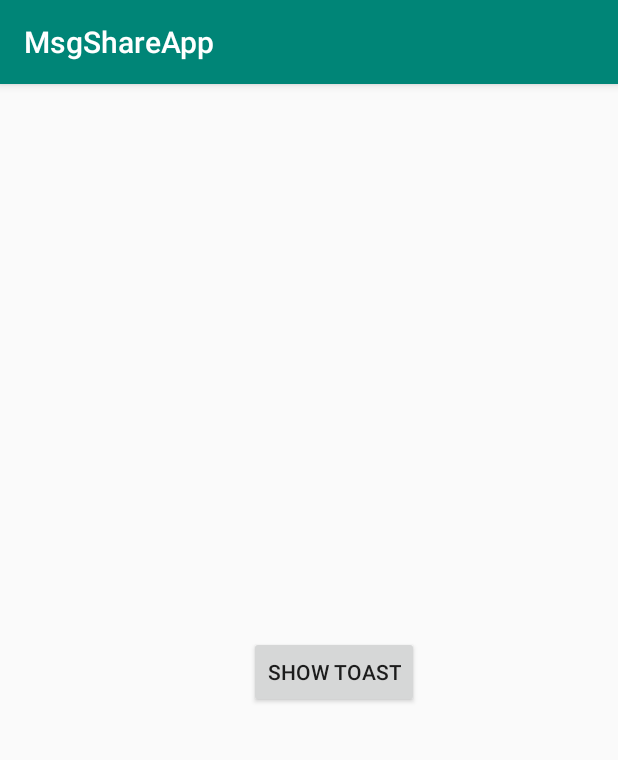
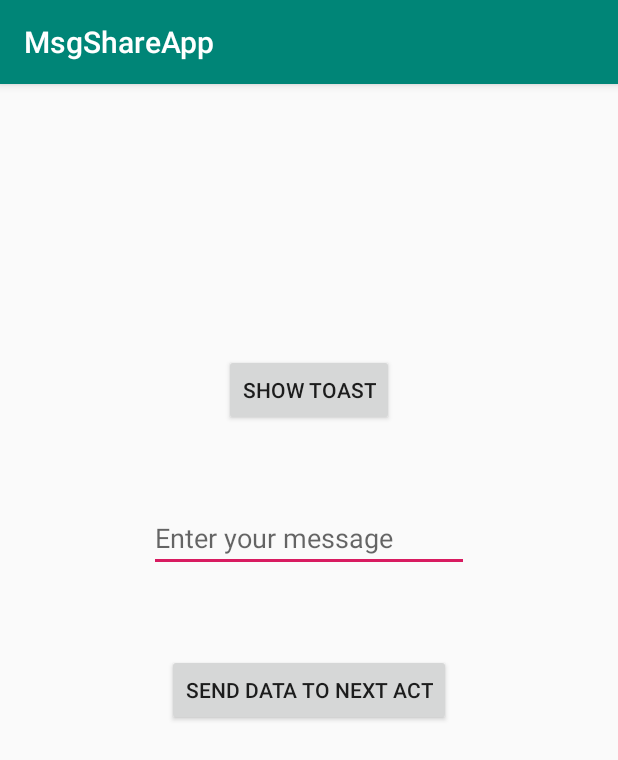
Before and after one commit to mochammadfariz/MsgShareApp, an Android app: the screen it shows after launch (MainActivity), on a phone screen of 412 x 824 dp. Shown: the top 760 px of the screen. Run offline under Robolectric (Android 15) with nearby library versions, the phone set to English and light mode, and no system bars.

Commit message:
Section Two, Video three

```diff
--- a/app/src/main/java/com/fariz/msgshareapp/MainActivity.kt
+++ b/app/src/main/java/com/fariz/msgshareapp/MainActivity.kt
@@ -14,5 +14,10 @@ class MainActivity : AppCompatActivity() {
         btnShowToast.setOnClickListener {
             Toast.makeText(this,"Button was clicked",Toast.LENGTH_SHORT).show()
         }
+
+        btnNextAct.setOnClickListener {
+            val message : String = getMessage.text.toString()
+            Toast.makeText(this,message,Toast.LENGTH_SHORT).show()
+        }
     }
 }
--- a/app/src/main/res/layout/activity_main.xml
+++ b/app/src/main/res/layout/activity_main.xml
@@ -9,14 +9,30 @@
 
 
     <Button
+        android:layout_centerHorizontal="true"
         android:id="@+id/btnShowToast"
+        android:layout_marginTop="180dp"
         android:layout_width="wrap_content"
         android:layout_height="wrap_content"
-        android:layout_alignParentStart="true"
-        android:layout_alignParentBottom="true"
-        android:layout_marginStart="166dp"
-        android:layout_marginBottom="352dp"
         android:text="Show Toast" />
+
+    <Button
+        android:layout_centerHorizontal="true"
+        android:layout_marginTop="380dp"
+        android:id="@+id/btnNextAct"
+        android:layout_width="wrap_content"
+        android:layout_height="wrap_content"
+        android:text="Send Data to next act" />
+
+    <EditText
+        android:layout_marginTop="280dp"
+        android:layout_centerHorizontal="true"
+        android:id="@+id/getMessage"
+        android:layout_width="wrap_content"
+        android:layout_height="wrap_content"
+        android:ems="10"
+        android:inputType="textPersonName"
+        android:hint="Enter your message"/>
 
 
 </RelativeLayout>
```
